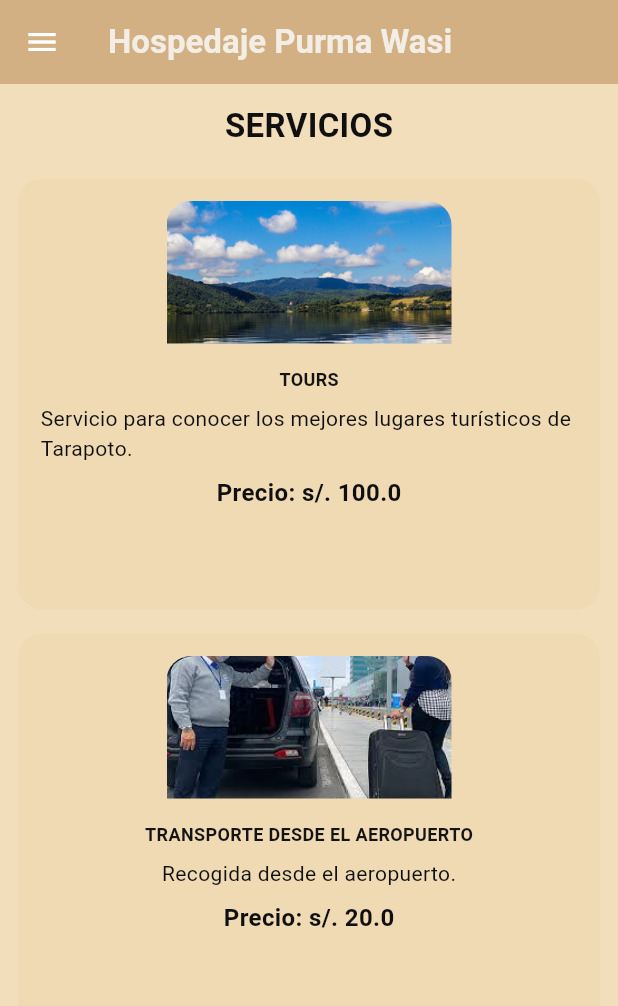
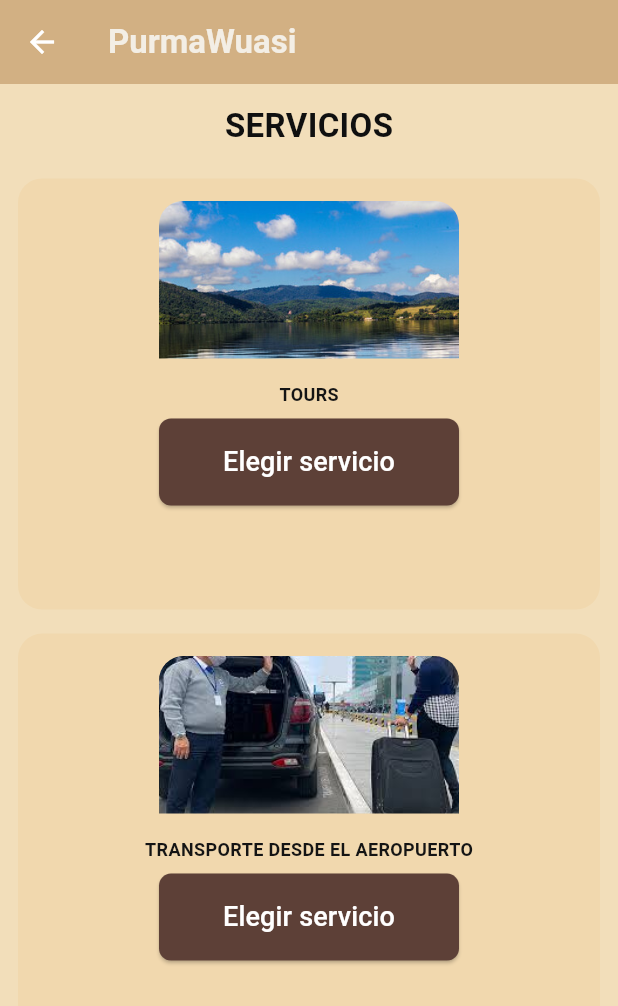
Before and after one commit to Jeninfer11/PI.2024-II, a Flutter app: the ClientHomeServicioPage screen opened directly, on a phone screen of 412 x 824 dp. Shown: the top 1006 px of the screen. Run offline on Flutter 3.47's test engine with Material 3 defaults, Android fonts, the phone set to English and light mode, and no system bars; our stand-ins replace equatable, flutter_bloc, fluttertoast, get_it, injectable, shared_preferences; accounts and stored records are empty.

Commit message:
servicios

```diff
--- a/lib/src/presentation/pages/client/servicio/ClientHomeServicioPage.dart
+++ b/lib/src/presentation/pages/client/servicio/ClientHomeServicioPage.dart
@@ -1,10 +1,8 @@
 import 'package:flutter/material.dart';
 import 'package:flutter_bloc/flutter_bloc.dart';
-import 'package:shopy_file_gp2/src/presentation/pages/client/home/ClientHomePage.dart';
 import 'package:shopy_file_gp2/src/presentation/pages/client/home/bloc/ClientHomeBloc.dart';
 import 'package:shopy_file_gp2/src/presentation/pages/client/home/bloc/ClientHomeState.dart';
 import 'package:shopy_file_gp2/src/presentation/pages/client/reserva/ReservaPage.dart';
-import 'package:shopy_file_gp2/src/presentation/pages/client/sobreNosotros/sobreNosotros.dart';
 
 class ClientHomeServicioPage extends StatefulWidget {
   @override
@@ -19,15 +17,10 @@ class _ClientHomeServicioPageState extends State<ClientHomeServicioPage> {
     {
       'name': 'TOURS',
       'image': 'assets/img/laguna.jpg',
-      'description':
-          'Servicio para conocer los mejores lugares turísticos de Tarapoto.',
-      'price': 100.0,
     },
     {
       'name': 'TRANSPORTE DESDE EL AEROPUERTO',
       'image': 'assets/img/carro.jpg',
-      'description': 'Recogida desde el aeropuerto.',
-      'price': 20.0,
     },
   ];
 
@@ -35,100 +28,38 @@ class _ClientHomeServicioPageState extends State<ClientHomeServicioPage> {
   Widget build(BuildContext context) {
     _bloc = BlocProvider.of<ClientHomeBloc>(context);
 
+
     return Scaffold(
       backgroundColor: const Color.fromARGB(255, 242, 222, 186),
       appBar: AppBar(
         title: const Text(
-          'Hospedaje Purma Wasi',
+          'PurmaWuasi',
           style: TextStyle(
             color: Color.fromARGB(255, 243, 238, 229),
             fontWeight: FontWeight.bold,
             fontSize: 22,
           ),
+
         ),
         backgroundColor: const Color.fromARGB(255, 210, 176, 131),
+          leading: IconButton(
+          icon: const Icon(
+            Icons.arrow_back,
+            color: Colors.white, // Estableciendo el color del ícono a blanco
+          ),
+          onPressed: () {
+            Navigator.pop(context); // Volver a la pantalla principal
+          },
+        ),
         iconTheme: const IconThemeData(color: Colors.white),
       ),
-      drawer: Drawer(
-        child: ListView(
-          padding: EdgeInsets.zero,
-          children: <Widget>[
-            DrawerHeader(
-              decoration: const BoxDecoration(
-                image: DecorationImage(
-                  image: AssetImage('assets/img/Purma Wasi Tambo1.png'),
-                  fit: BoxFit.cover,
-                ),
-              ),
-              child: const Text(
-                'Menu de opciones',
-                style: TextStyle(
-                  color: Colors.white,
-                  fontSize: 24,
-                  fontWeight: FontWeight.bold,
-                ),
-              ),
-            ),
-            ListTile(
-              leading: const Icon(Icons.home),
-              iconColor: const Color(0xFFE6B57D),
-              title: const Text(
-                'Inicio',
-                style: TextStyle(fontWeight: FontWeight.bold),
-              ),
-              onTap: () {
-                Navigator.pop(context);
-              },
-            ),
-            ListTile(
-              leading: const Icon(Icons.house_siding_outlined),
-              iconColor: const Color(0xFFE6B57D),
-              title: const Text(
-                'Reservas',
-                style: TextStyle(fontWeight: FontWeight.bold),
-              ),
-              onTap: () {
-                Navigator.push(
-                  context,
-                  MaterialPageRoute(builder: (context) => ReservaPage()),
-                );
-              },
-            ),
-            ListTile(
-              leading: const Icon(Icons.info_outline),
-              iconColor: const Color(0xFFE6B57D),
-              title: const Text(
-                'Sobre Nosotros',
-                style: TextStyle(fontWeight: FontWeight.bold),
-              ),
-              onTap: () {
-                Navigator.push(
-                  context,
-                  MaterialPageRoute(builder: (context) => Sobrenosotros()),
-                );
-              },
-            ),
-            ListTile(
-              leading: const Icon(Icons.logout),
-              iconColor: const Color(0xFFE6B57D),
-              title: const Text(
-                'Cerrar Sesion',
-                style: TextStyle(fontWeight: FontWeight.bold),
-              ),
-              onTap: () {
-                Navigator.push(
-                  context,
-                  MaterialPageRoute(builder: (context) => LoginPage()),
-                );
-              },
-            ),
-          ],
-        ),
-      ),
+
+
       body: BlocBuilder<ClientHomeBloc, ClientHomeState>(
         builder: (context, state) {
           return Padding(
             padding: const EdgeInsets.all(12.0),
+
             child: Column(
               crossAxisAlignment: CrossAxisAlignment.start,
               children: [
@@ -150,8 +81,8 @@ class _ClientHomeServicioPageState extends State<ClientHomeServicioPage> {
                   child: GridView.builder(
                     gridDelegate:
                         const SliverGridDelegateWithFixedCrossAxisCount(
-                      crossAxisCount: 1, // Mostrar una tarjeta por fila
-                      childAspectRatio: 1.35, // Hacer la tarjeta más alta
+                      crossAxisCount: 1,
+                      childAspectRatio: 1.35,
                       crossAxisSpacing: 16,
                       mainAxisSpacing: 16,
                     ),
@@ -160,19 +91,12 @@ class _ClientHomeServicioPageState extends State<ClientHomeServicioPage> {
                       final service = services[index];
                       return ServiceCard(
                         name: service['name']!,
-                        image: service['image']!,
-                        description: service['description']!,
-                        price: service['price'],
+                        image: service['image'],
                         onTap: () {
                           Navigator.push(
                             context,
                             MaterialPageRoute(
-                              builder: (context) => ServiceDetailScreen(
-                                name: service['name']!,
-                                image: service['image']!,
-                                description: service['description']!,
-                                price: service['price'],
-                              ),
+                              builder: (context) => ReservaPage(),
                             ),
                           );
                         },
@@ -189,56 +113,45 @@ class _ClientHomeServicioPageState extends State<ClientHomeServicioPage> {
   }
 }
 
+
 // Card para servicios
 class ServiceCard extends StatelessWidget {
   final String name;
   final String image;
-  final String description;
-  final double price;
   final VoidCallback onTap;
 
   const ServiceCard({
     required this.name,
     required this.image,
-    required this.description,
-    required this.price,
     required this.onTap,
   });
 
   @override
   Widget build(BuildContext context) {
     return GestureDetector(
-      onTap: onTap, // Navegación cuando se toca la imagen
+      onTap: onTap,
       child: Container(
         decoration: BoxDecoration(
-          color: const Color.fromARGB(29, 227, 189, 132),
+          color: const Color.fromARGB(29, 230, 170, 79),
           borderRadius: BorderRadius.circular(16),
         ),
         child: Column(
           children: [
-            // Espacio extra antes de la imagen con Padding
-            const Padding(
-                padding: EdgeInsets.only(
-                    top: 15)), // Ajusta el valor según tu necesidad
-
-            // Imagen centrada en la parte superior
+            const Padding(padding: EdgeInsets.only(top: 15)),
             ClipRRect(
               borderRadius: BorderRadius.vertical(top: Radius.circular(16)),
               child: Image.asset(
                 image,
-                width: 190, // Cambia este valor según tu necesidad
-                height: 95, // Altura fija para la imagen
+                width: 200,
+                height: 105,
                 fit: BoxFit.cover,
               ),
             ),
-            // Padding para el texto
             Padding(
               padding: const EdgeInsets.all(15.0),
               child: Column(
-                crossAxisAlignment: CrossAxisAlignment
-                    .center, // Centramos los elementos en el eje horizontal
+                crossAxisAlignment: CrossAxisAlignment.center,
                 children: [
-                  // Nombre del servicio
                   Text(
                     name,
                     style: const TextStyle(
@@ -248,24 +161,37 @@ class ServiceCard extends StatelessWidget {
                     ),
                   ),
                   const SizedBox(height: 8),
-                  // Descripción del servicio
-                  Text(
-                    description, // Mostrar la descripción dinámica aquí
-                    style: const TextStyle(
-                        color: Color.fromARGB(255, 15, 15, 15), fontSize: 14),
-                    maxLines: 5, // Limitar las líneas si es necesario
-                    overflow: TextOverflow.ellipsis,
-                  ),
-                  const SizedBox(height: 8),
-                  // Precio del servicio
-                  Text(
-                    'Precio: s/. $price', // Mostrar el precio dinámico aquí
-                    style: const TextStyle(
-                      fontSize: 16, // Aumenta el tamaño de la fuente aquí
-                      fontWeight: FontWeight.bold,
-                      color: Color.fromARGB(255, 15, 15, 15),
+                   // Botón de elegir habitación
+                Padding(
+                  padding: const EdgeInsets.symmetric(horizontal: 16),
+                  child: SizedBox(
+                    width: 200, // Cambia el ancho a un valor específico
+                    child: ElevatedButton(
+                      style: ElevatedButton.styleFrom(
+                        backgroundColor: Colors.brown[700], // Color del botón
+                        padding: EdgeInsets.symmetric(vertical: 16),
+                        shape: RoundedRectangleBorder(
+                          borderRadius: BorderRadius.circular(8),
+                        ),
+                      ),
+                      onPressed: () {
+                        // Navega a la ventana de la reserva
+                        Navigator.push(
+                          context,
+                          MaterialPageRoute(
+                              builder: (context) =>
+                                  ReservaPage()), // Asegúrate de que ReservaPage esté definida
+                        );
+                      },
+                      child: Text(
+                        'Elegir servicio',
+                        style: TextStyle(
+                            fontSize: 18,
+                            color: Colors.white), // Letra en blanco
+                      ),
                     ),
                   ),
+                ),
                 ],
               ),
             ),
@@ -275,57 +201,3 @@ class ServiceCard extends StatelessWidget {
     );
   }
 }
-
-// Pantalla de detalle del servicio
-class ServiceDetailScreen extends StatelessWidget {
-  final String name;
-  final String image;
-  final String description;
-  final double price;
-
-  const ServiceDetailScreen({
-    required this.name,
-    required this.image,
-    required this.description,
-    required this.price,
-  });
-
-  @override
-  Widget build(BuildContext context) {
-    return Scaffold(
-      appBar: AppBar(
-        title: Text(name),
-        backgroundColor: const Color.fromARGB(255, 239, 214, 182),
-      ),
-      body: Padding(
-        padding: const EdgeInsets.all(16.0),
-        child: Column(
-          children: [
-            Image.asset(image, height: 240, fit: BoxFit.cover),
-            const SizedBox(height: 20),
-            Text(
-              name,
-              style: const TextStyle(
-                fontSize: 24,
-                fontWeight: FontWeight.bold,
-              ),
-            ),
-            const SizedBox(height: 12),
-            Text(
-              description,
-              style: const TextStyle(fontSize: 16),
-            ),
-            const SizedBox(height: 12),
-            Text(
-              'Precio: s/. $price',
-              style: const TextStyle(
-                fontSize: 20,
-                fontWeight: FontWeight.bold,
-              ),
-            ),
-          ],
-        ),
-      ),
-    );
-  }
-}
```
Also changed, not shown: lib/src/presentation/pages/client/servicio/bloc/ServicioContent.dart (+65 -136 lines), assets/img/desayuno.jpg (added).
